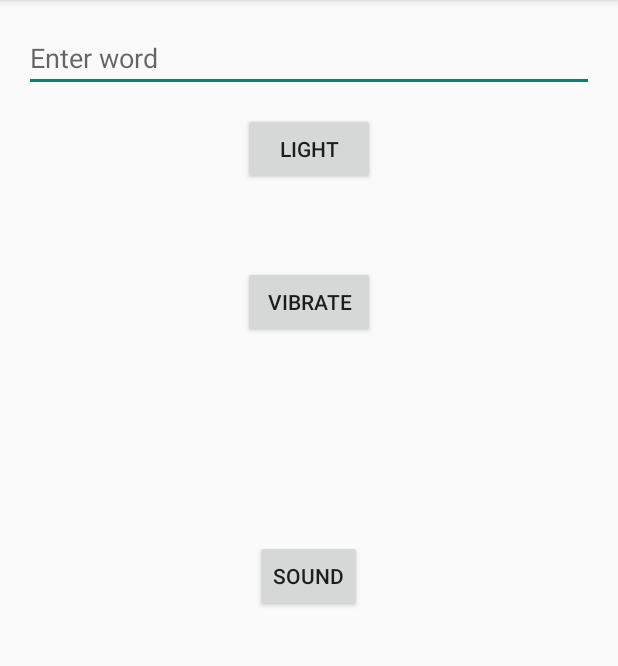
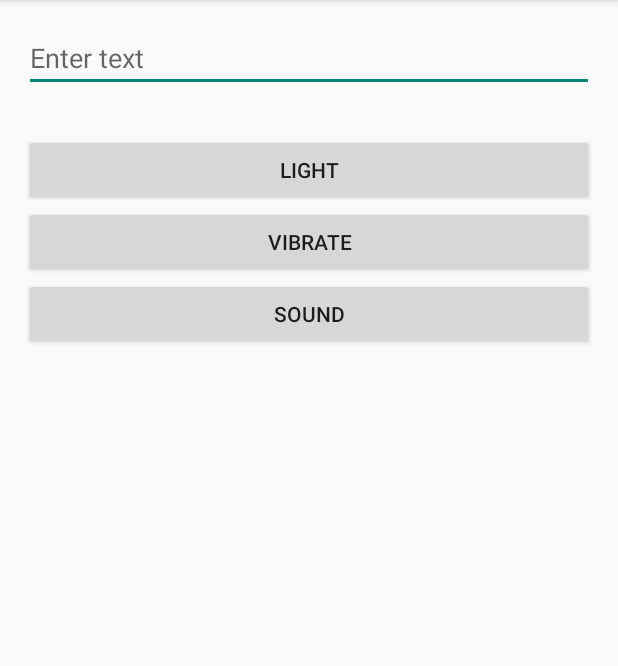
Before and after one commit to Kotigoroshko/MorseProject, an Android app: the screen it shows after launch (MainActivity), on a phone screen of 412 x 824 dp, the part 84-750 px from its top. Run offline under Robolectric (Android 15) with nearby library versions, the light colour scheme and no system bars.

Commit message:
Update layout

```diff
--- a/Morse_Project/app/src/main/res/layout/activity_main.xml
+++ b/Morse_Project/app/src/main/res/layout/activity_main.xml
@@ -10,9 +10,13 @@
         android:layout_height="wrap_content"
         android:text="Light"
         android:id="@+id/button"
-        android:layout_marginTop="59dp"
+        android:layout_marginTop="28dp"
         android:onClick="onLightClick"
-        android:layout_centerHorizontal="true" />
+        android:layout_below="@+id/editText"
+        android:layout_alignParentLeft="true"
+        android:layout_alignParentStart="true"
+        android:layout_alignParentRight="true"
+        android:layout_alignParentEnd="true" />
 
     <EditText
         android:layout_width="wrap_content"
@@ -23,18 +27,19 @@
         android:layout_alignParentStart="true"
         android:layout_alignParentRight="true"
         android:layout_alignParentEnd="true"
-        android:hint="Enter word" />
+        android:hint="Enter text" />
 
     <Button
         android:layout_width="wrap_content"
         android:layout_height="wrap_content"
         android:text="Vibrate"
         android:id="@+id/vibrBut"
-        android:layout_marginTop="54dp"
         android:onClick="onVibroClick"
         android:layout_below="@+id/button"
         android:layout_alignLeft="@+id/button"
-        android:layout_alignStart="@+id/button" />
+        android:layout_alignStart="@+id/button"
+        android:layout_alignParentRight="true"
+        android:layout_alignParentEnd="true" />
 
     <Button
         style="?android:attr/buttonStyleSmall"
@@ -42,8 +47,11 @@
         android:layout_height="wrap_content"
         android:text="SOUND"
         android:id="@+id/bsound"
-        android:layout_centerVertical="true"
-        android:layout_centerHorizontal="true"
-        android:onClick="onSoundClick" />
+        android:onClick="onSoundClick"
+        android:layout_below="@+id/vibrBut"
+        android:layout_alignLeft="@+id/vibrBut"
+        android:layout_alignStart="@+id/vibrBut"
+        android:layout_alignRight="@+id/vibrBut"
+        android:layout_alignEnd="@+id/vibrBut" />
 
 </RelativeLayout>
```
